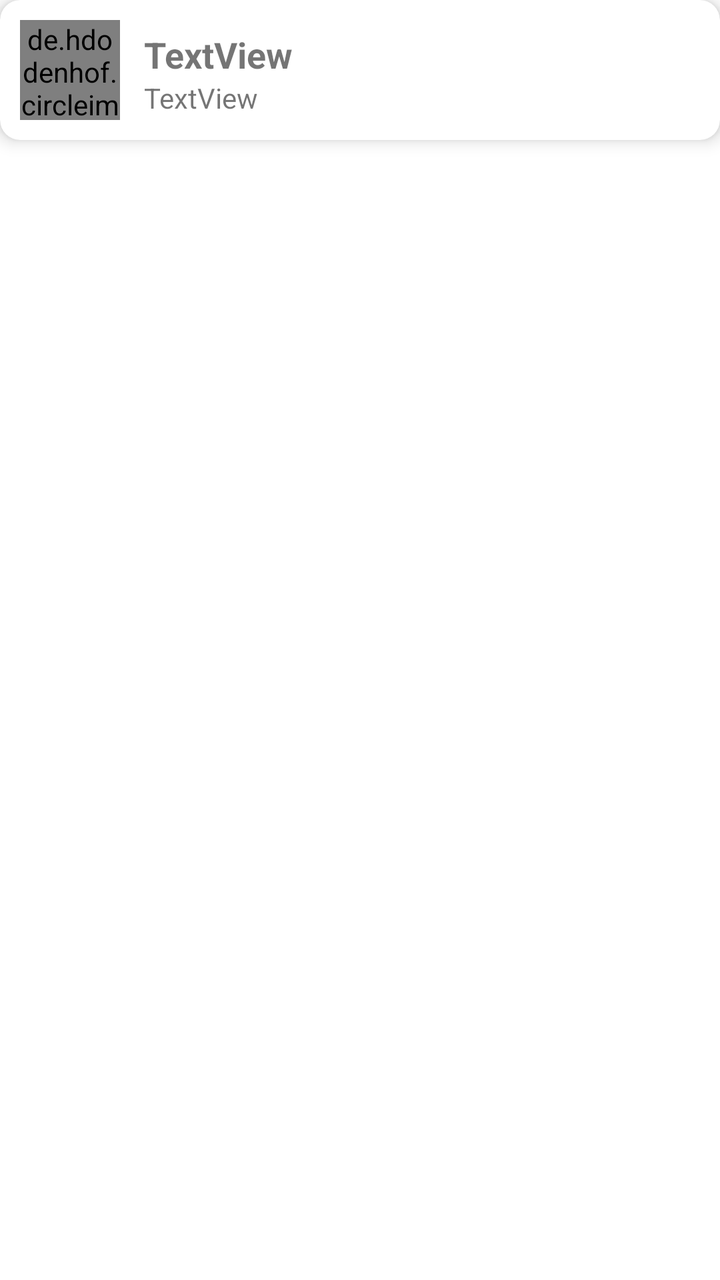
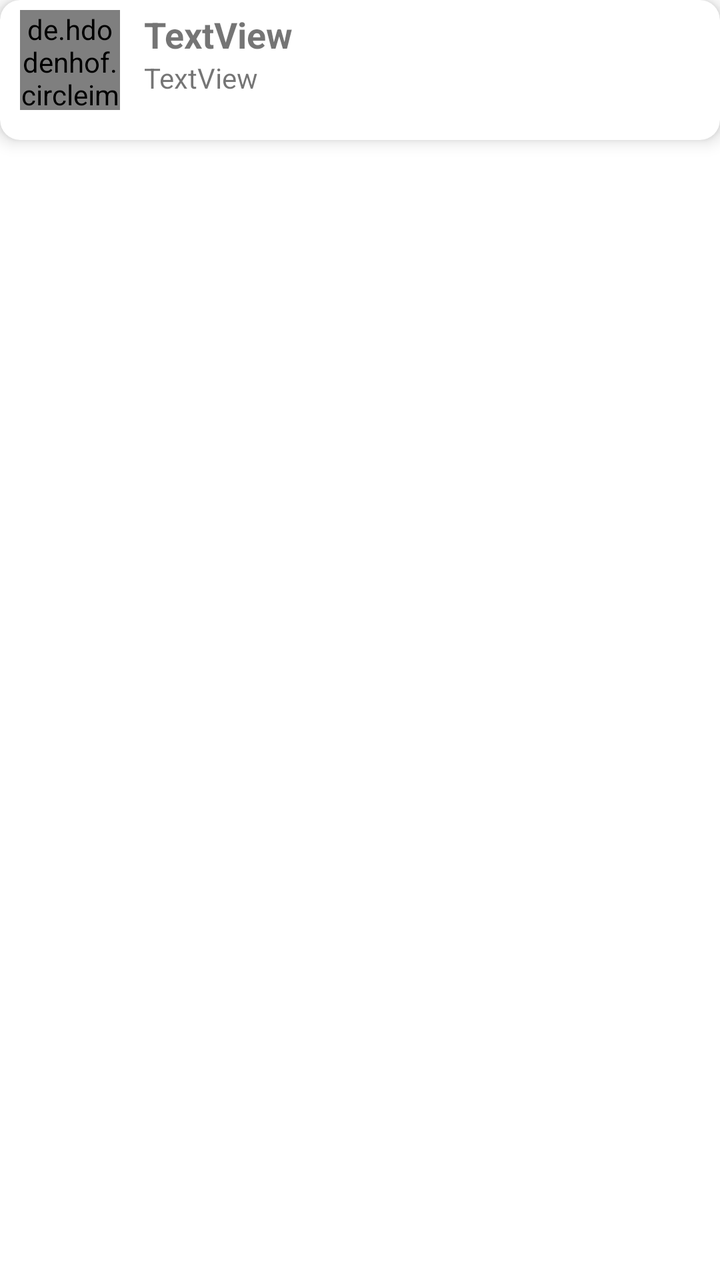

Before-and-after screenshots of an Android layout around one commit, followed by the original layout XML and the change that was made.
<!-- AndroidManifest.xml: application theme AppTheme -->
<!-- res/layout/fragment_bildiris.xml -->
<?xml version="1.0" encoding="utf-8"?>
<FrameLayout xmlns:android="http://schemas.android.com/apk/res/android"
    xmlns:tools="http://schemas.android.com/tools"
    android:layout_width="match_parent"
    android:layout_height="match_parent"
    xmlns:app="http://schemas.android.com/apk/res-auto"
    android:background="@color/ak"
    tools:context=".BildirisFragment">

    

    <RelativeLayout
        android:layout_width="match_parent"
        android:layout_height="match_parent">

        <android.support.v4.widget.NestedScrollView
            android:layout_width="match_parent"
            android:layout_height="match_parent"

            android:layout_alignParentTop="true"
            android:layout_gravity="fill"
            android:layout_marginTop="0dp"
            android:layout_marginBottom="0dp"
            android:fillViewport="true"
            android:fitsSystemWindows="false"
            android:foregroundGravity="fill"
            app:layout_anchorGravity="fill"
            app:layout_behavior="@string/appbar_scrolling_view_behavior">

            <RelativeLayout
                android:layout_width="match_parent"
                android:layout_height="match_parent">

                <android.support.v7.widget.CardView
                    android:id="@+id/fragment_bildiris_card"
                    android:layout_width="match_parent"
                    android:layout_height="70dp"
                    android:layout_alignParentStart="true"
                    android:layout_alignParentTop="true"
                    android:layout_alignParentEnd="true"
                    android:layout_marginTop="0dp"
                    android:layout_marginEnd="0dp"
                    android:background="@drawable/search"
                    app:cardCornerRadius="10dp"
                    app:cardElevation="5dp">

                    <LinearLayout
                        android:layout_width="match_parent"
                        android:layout_height="match_parent"
                        android:orientation="horizontal">

                        <LinearLayout
                            android:layout_width="60dp"
                            android:layout_height="match_parent"
                            android:orientation="horizontal">

                            <de.hdodenhof.circleimageview.CircleImageView
                                android:id="@+id/fragment_bildiris_profil_surat"
                                android:layout_width="wrap_content"
                                android:layout_height="50dp"
                                android:layout_marginStart="10dp"
                                android:layout_marginTop="10dp"
                                android:src="@drawable/profile_placeholder">

                            </de.hdodenhof.circleimageview.CircleImageView>
                        </LinearLayout>

                        <LinearLayout
                            android:layout_width="wrap_content"
                            android:layout_height="wrap_content"
                            android:layout_marginStart="4dp"
                            android:layout_marginTop="15dp"
                            android:orientation="vertical">

                            <TextView
                                android:id="@+id/fragment_bildiris_profil_ady"
                                android:layout_width="match_parent"
                                android:layout_height="wrap_content"
                                android:layout_marginStart="8dp"
                                android:text="TextView"
                                android:textSize="18sp"
                                android:textStyle="bold" />

                            <TextView
                                android:id="@+id/fragment_bildiris_profil_pikir"
                                android:layout_width="match_parent"
                                android:layout_height="wrap_content"
                                android:layout_marginStart="8dp"
                                android:text="TextView" />
                        </LinearLayout>

                    </LinearLayout>

                </android.support.v7.widget.CardView>

                <android.support.v7.widget.RecyclerView
                    android:id="@+id/dost_list_gornus"
                    android:layout_width="match_parent"
                    android:layout_height="match_parent"
                    android:layout_below="@id/fragment_bildiris_card"
                    android:scrollbarSize="5dp"
                    android:scrollbarThumbVertical="@android:color/darker_gray"
                    android:scrollbars="vertical">

                </android.support.v7.widget.RecyclerView>

            </RelativeLayout>


        </android.support.v4.widget.NestedScrollView>



    </RelativeLayout>

</FrameLayout>
<!-- resources referenced by this layout -->
<resources>
  <color name="ak">#FFFFFF</color>
  <!-- drawable profile_placeholder: png bitmap (drawable, 3491 bytes) -->
  <!-- drawable search (drawable) -->
  <?xml version="1.0" encoding="utf-8"?>
  <shape xmlns:android="http://schemas.android.com/apk/res/android">
  
      <stroke
          android:color="#95989A"
          android:width="2dp"/>
      <corners android:radius="40dp"/>
  </shape>
  <style name="AppTheme" parent="Theme.AppCompat.Light.NoActionBar">
          
          <item name="colorPrimary">@color/colorPrimary</item>
          <item name="colorPrimaryDark">@color/colorPrimaryDark</item>
          <item name="colorAccent">@color/colorAccent</item>
      </style>
  <color name="colorPrimary">#3B5998</color>
  <color name="colorPrimaryDark">#2f333f</color>
  <color name="colorAccent">#FF4081</color>
</resources>

<!-- the commit's change to res/layout/fragment_bildiris.xml (unified diff, before → after) -->
@@ -59,7 +59,7 @@
                                 android:layout_width="wrap_content"
                                 android:layout_height="50dp"
                                 android:layout_marginStart="10dp"
-                                android:layout_marginTop="10dp"
+                                android:layout_marginTop="5dp"
                                 android:src="@drawable/profile_placeholder">
 
                             </de.hdodenhof.circleimageview.CircleImageView>
@@ -69,7 +69,7 @@
                             android:layout_width="wrap_content"
                             android:layout_height="wrap_content"
                             android:layout_marginStart="4dp"
-                            android:layout_marginTop="15dp"
+                            android:layout_marginTop="5dp"
                             android:orientation="vertical">
 
                             <TextView
